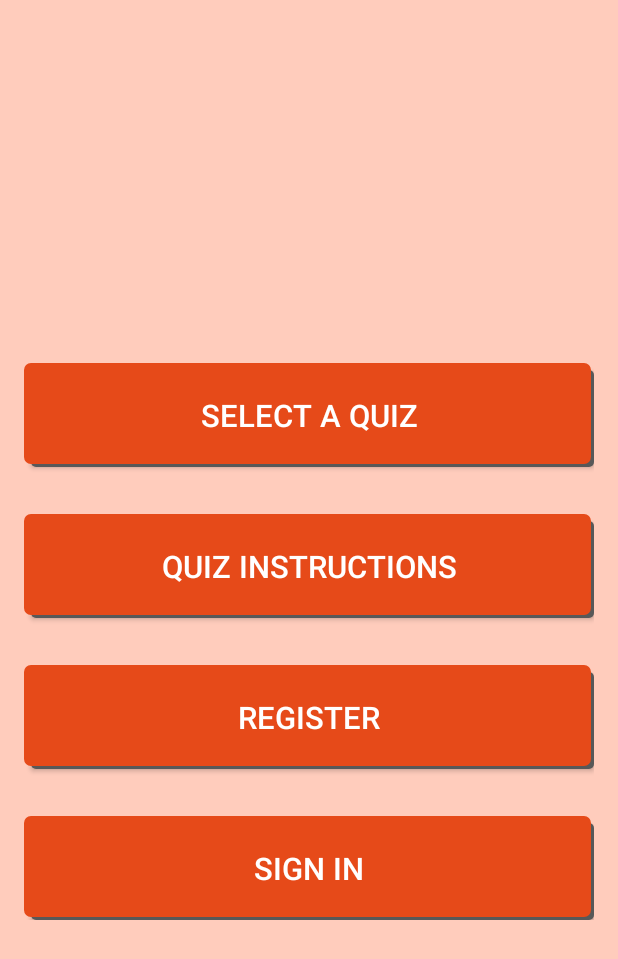
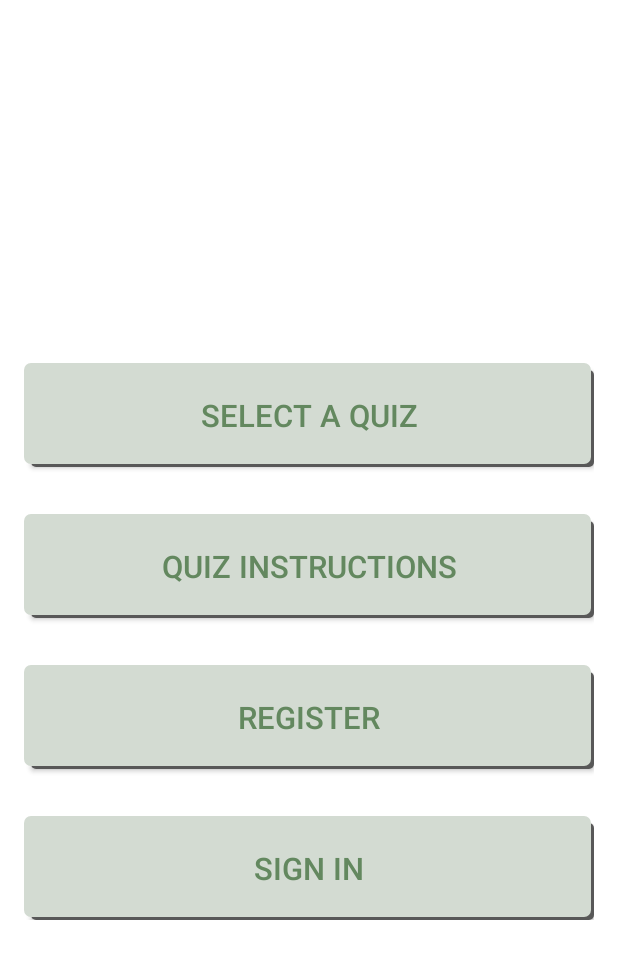
Before and after one commit to Bowen35/MyLifeBalance1.1, an Android app: the screen it shows after launch (QuizMenuActivity), on a phone screen of 412 x 824 dp. Shown: the top 959 px of the screen. Run offline under Robolectric (Android 15) with nearby library versions, the phone set to English and light mode, and no system bars; our stand-ins replace sdp/ssp sizes.

Commit message:
Changed colour scheme

```diff
--- a/app/src/main/res/drawable/button_selector.xml
+++ b/app/src/main/res/drawable/button_selector.xml
@@ -11,8 +11,8 @@
             <item android:bottom="2dp" android:right="2dp">
                 <shape>
                     <gradient android:angle="270"
-                        android:endColor="@color/colorPrimaryDark" android:startColor="@color/colorPrimaryDark" />
-                    <stroke android:width="1dp" android:color="@color/colorPrimaryDark" />
+                        android:endColor="@color/colorPrimary" android:startColor="@color/colorPrimary" />
+                    <stroke android:width="1dp" android:color="@color/colorPrimary" />
                     <corners android:radius="4dp" />
                     <padding android:bottom="20dp" android:left="20dp"
                         android:right="1dp" android:top="1dp" />
--- a/app/src/main/res/values/colors.xml
+++ b/app/src/main/res/values/colors.xml
@@ -1,11 +1,11 @@
 <?xml version="1.0" encoding="utf-8"?>
 <resources>
-    <color name="colorPrimary">#FF5722</color>
-    <color name="colorPrimaryDark">#E64A19</color>
-    <color name="colorPrimaryLight">#FFCCBC</color>
+    <color name="colorPrimary">#D3DBD2</color>
+    <color name="colorPrimaryDark">#63885f</color>
+    <color name="colorPrimaryLight">#FFF</color>
     <color name="colorAccent">#536DFE</color>
     <color name="colorPrimaryText">#212121</color>
-    <color name="colorSecondaryText">#757575</color>
-    <color name="icons">#FFFFFF</color>
+    <color name="colorSecondaryText">#63885f</color>
+    <color name="icons">#63885F</color>
     <color name="divider">#BDBDBD</color>
 </resources>
```
